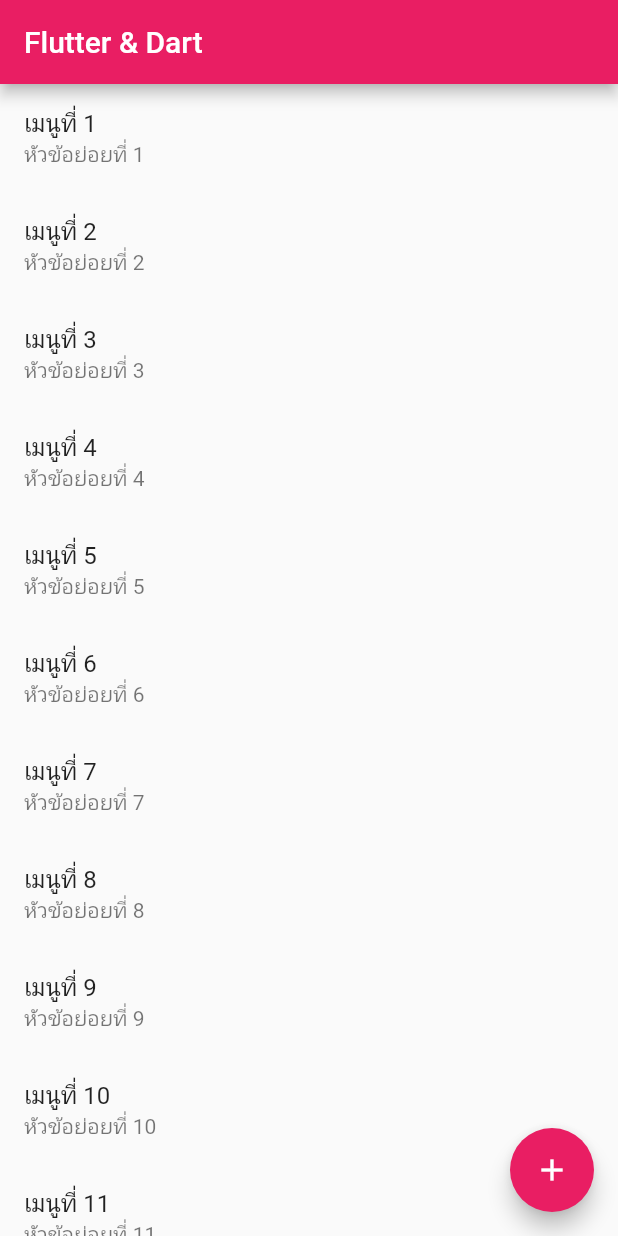
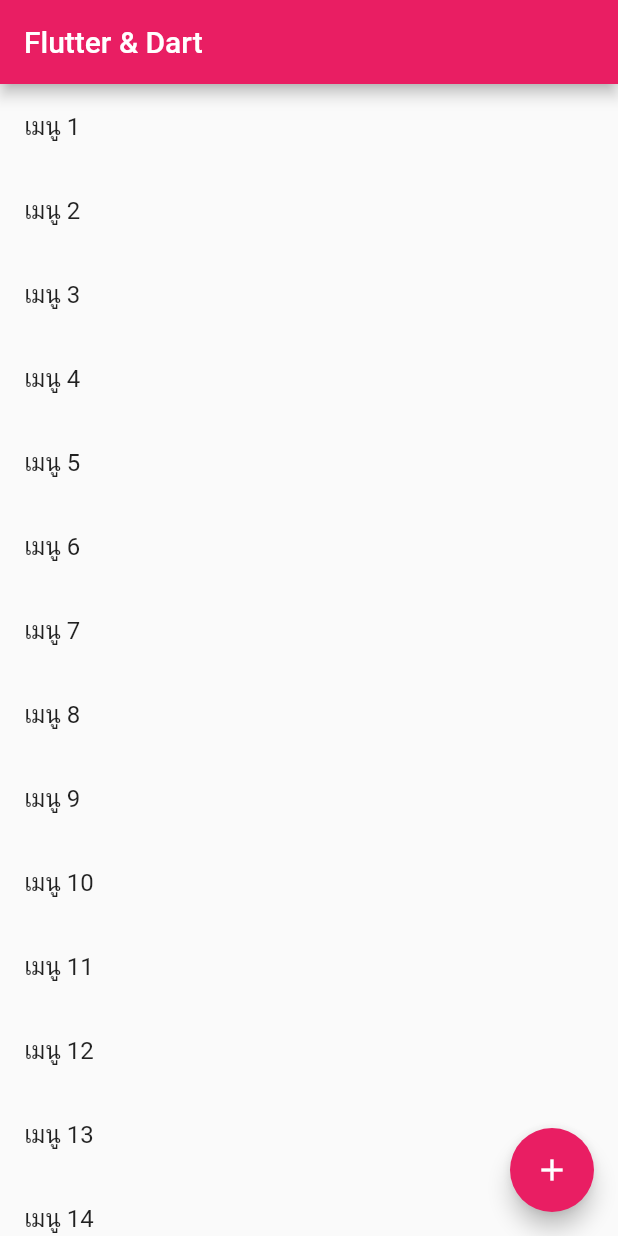
Before and after one commit to WeerayoothM/flutter-from-scratch, a Flutter app: the screen it shows after launch, on a phone screen of 412 x 824 dp. Run offline on Flutter 3.47's test engine with Material 2 defaults, Android fonts, the phone set to English and light mode, and no system bars.

Commit message:
List tile

```diff
--- a/lib/main.dart
+++ b/lib/main.dart
@@ -43,11 +43,13 @@
         title: Text('Flutter & Dart'),
         centerTitle: false,
       ),
-      body: Center(
-        child: ListView(
-          children: getData(25),
-        ),
-      ),
+      body: ListView.builder(
+          itemCount: 15,
+          itemBuilder: (BuildContext context, int index) {
+            return ListTile(
+              title: Text('เมนู ${index + 1}'),
+            );
+          }),
       floatingActionButton: FloatingActionButton(
         onPressed: addNumber,
         child: Icon(Icons.add),
@@ -69,7 +71,7 @@
     }
   }
 
-// เตรียมข้อมูล return type
+// เตรียมข้อมูล return type with List
   List<Widget> getData(int count) {
     List<Widget> data = [];
     for (var i = 0; i < count; i++) {
```
